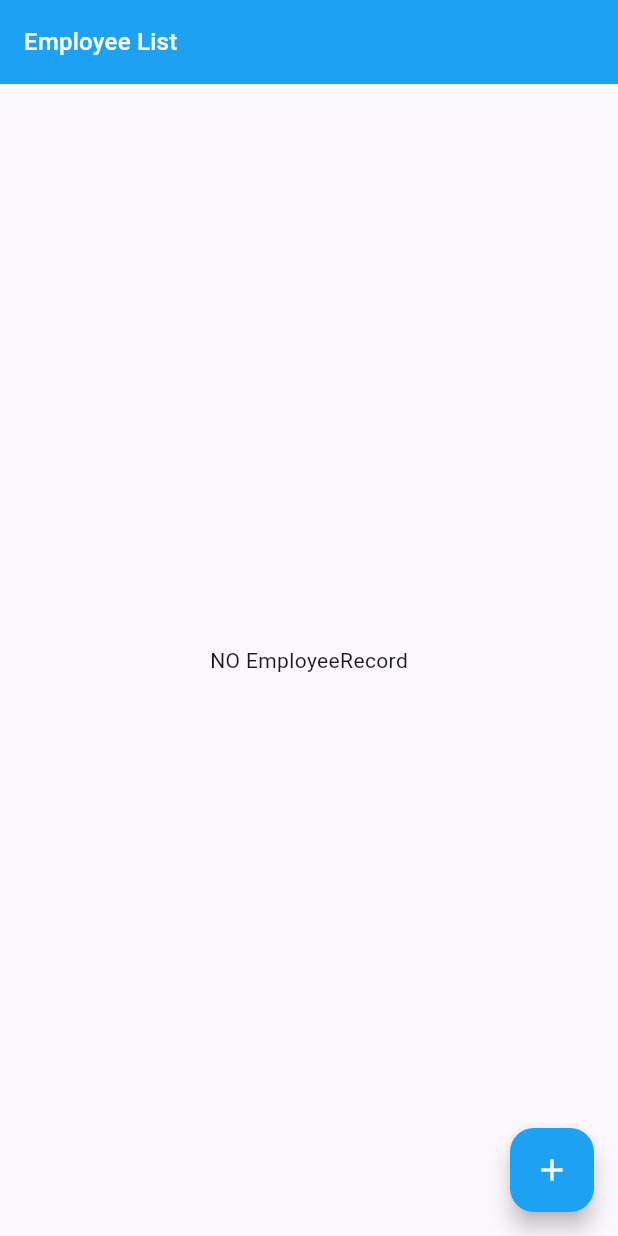
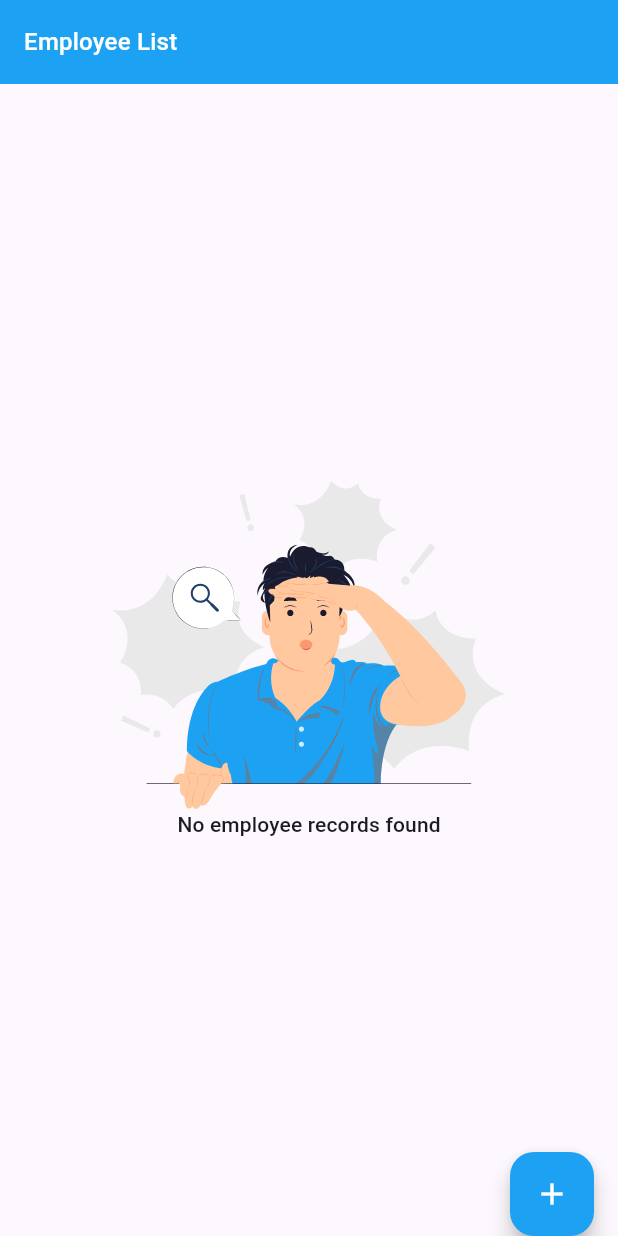
Before and after one commit to Rahul9638/todo_app, a Flutter app: the screen it shows after launch, on a phone screen of 412 x 824 dp. Run offline on Flutter 3.47's test engine with Material 3 defaults, Android fonts, the phone set to English and light mode, and no system bars; our stand-ins replace flutter_bloc, flutter_svg, shared_preferences.

Commit message:
added delete interaction

```diff
--- a/lib/main.dart
+++ b/lib/main.dart
@@ -17,8 +17,9 @@ class MyApp extends StatelessWidget {
   @override
   Widget build(BuildContext context) {
     return BlocProvider<EmployeeBloc>(
-      create: (context) => EmployeeBloc(EmployeeRepository()),
+      create: (BuildContext context) => EmployeeBloc(EmployeeRepository()),
       child: MaterialApp(
+        debugShowCheckedModeBanner: false,
         navigatorKey: navigatorKey,
         initialRoute: AppRoute.home,
         theme: CustomTheme.lightTheme(),
--- a/lib/modules/employee_manager/bloc/employee_event.dart
+++ b/lib/modules/employee_manager/bloc/employee_event.dart
@@ -9,3 +9,8 @@ class AddEmployeeRequested extends EmployeeEvent {
 
   final EmployeeData data;
 }
+
+class RemoveEmployeeRequested extends EmployeeEvent {
+  RemoveEmployeeRequested({required this.index});
+  final int index;
+}
--- a/lib/modules/employee_manager/bloc/employee_state.dart
+++ b/lib/modules/employee_manager/bloc/employee_state.dart
@@ -19,3 +19,9 @@ class AddEmployeeLoading extends EmployeeState {}
 class AddEmployeeSuccess extends EmployeeState {}
 
 class AddEmployeeError extends EmployeeState {}
+
+class DeleteEmpLoading extends EmployeeState {}
+
+class DeleteEmpLoaded extends EmployeeState {}
+
+class DeleteEmpError extends EmployeeState {}
--- a/lib/modules/employee_manager/view/screen/add_employee.dart
+++ b/lib/modules/employee_manager/view/screen/add_employee.dart
@@ -51,7 +51,6 @@ class _AddEmployeePageState extends State<AddEmployeePage> {
 
   void addEmployeeListener(BuildContext context, EmployeeState state) {
     if (state is AddEmployeeLoading) {
-      // circularProgress Indicator.
     }
     if (state is AddEmployeeSuccess) {
       Navigator.of(context).pop();
@@ -158,7 +157,7 @@ class _AddEmployeePageState extends State<AddEmployeePage> {
             lastDate: DateTime(2030))
         .then((DateTime? value) {
       if (value != null) {
-        final DateFormat formatter = DateFormat('dd MMM yyyy');
+        final DateFormat formatter = DateFormat('dd MMM, yyyy');
         final String formatted = formatter.format(value);
         date.text = formatted;
         setState(() {});
--- a/lib/modules/employee_manager/view/screen/employee_dashboard.dart
+++ b/lib/modules/employee_manager/view/screen/employee_dashboard.dart
@@ -2,7 +2,8 @@ import 'package:flutter/material.dart';
 import 'package:flutter_bloc/flutter_bloc.dart';
 import 'package:todo_app/modules/config/route.dart';
 import 'package:todo_app/modules/employee_manager/bloc/employee_bloc.dart';
-import 'package:todo_app/modules/employee_manager/view/widget/employe_detail_tile.dart';
+import 'package:todo_app/modules/employee_manager/view/widget/employee_empty.dart';
+import 'package:todo_app/modules/employee_manager/view/widget/employee_loaded.dart';
 
 class EmployeeDashBoardPage extends StatefulWidget {
   const EmployeeDashBoardPage({super.key});
@@ -33,17 +34,16 @@ class _EmployeeDashBoardPageState extends State<EmployeeDashBoardPage> {
       body: BlocBuilder<EmployeeBloc, EmployeeState>(
         builder: (BuildContext context, EmployeeState state) {
           if (state is EmployeeLoaded && state.employeeData.isEmpty) {
-            return const Center(
-              child: Text('NO EmployeeRecord'),
-            );
+            return const NoEmployeeFoundWidget();
           }
           if (state is EmployeeLoaded && state.employeeData.isNotEmpty) {
             return Column(
-                children: List<Widget>.generate(state.employeeData.length,
-                    (int index) {
-              return EmployeeDetail(
-                  employeeData: state.employeeData[index], index: index);
-            }));
+              children: [
+                Expanded(
+                    child: EmployeeList(state: state)),
+                categoryLabel(theme, 'Swip left to delete'),
+              ],
+            );
           }
           if (state is EmployeeLoading) {
             return const Center(
@@ -53,6 +53,7 @@ class _EmployeeDashBoardPageState extends State<EmployeeDashBoardPage> {
           return Container();
         },
       ),
+      floatingActionButtonLocation: FloatingActionButtonLocation.endDocked,
       floatingActionButton: FloatingActionButton(
         onPressed: () {
           Navigator.of(context).pushNamed(AppRoute.addEmployee);
@@ -61,4 +62,20 @@ class _EmployeeDashBoardPageState extends State<EmployeeDashBoardPage> {
       ),
     );
   }
+
+  Widget categoryLabel(ThemeData theme, String label) {
+    return Container(
+      height: 95,
+      width: MediaQuery.of(context).size.width,
+      padding: EdgeInsets.all(16),
+      color: theme.colorScheme.outlineVariant,
+      child: Text(
+        label,
+        style: theme.textTheme.titleMedium?.copyWith(
+            fontSize: 16,
+            fontWeight: FontWeight.w500,
+            color: theme.colorScheme.outline),
+      ),
+    );
+  }
 }
--- /dev/null
+++ b/lib/modules/employee_manager/view/widget/employee_empty.dart
@@ -0,0 +1,24 @@
+import 'package:flutter/material.dart';
+import 'package:flutter_svg/svg.dart';
+import 'package:todo_app/modules/utils/svg_assets.dart';
+
+class NoEmployeeFoundWidget extends StatelessWidget {
+  const NoEmployeeFoundWidget({super.key});
+
+  @override
+  Widget build(BuildContext context) {
+    final ThemeData theme = Theme.of(context);
+    return Center(
+      child: Column(
+        mainAxisAlignment: MainAxisAlignment.center,
+        children: <Widget>[
+          SvgPicture.asset(SvgAssetPath.noEmployee),
+          Text(
+            'No employee records found',
+            style: theme.textTheme.titleSmall,
+          )
+        ],
+      ),
+    );
+  }
+}
--- /dev/null
+++ b/lib/modules/utils/svg_assets.dart
@@ -0,0 +1,4 @@
+class SvgAssetPath {
+  static const String noEmployee = 'assets/svg/no_employee.svg';
+  static const String delete = 'assets/svg/delete.svg';
+}
--- a/pubspec.yaml
+++ b/pubspec.yaml
@@ -38,6 +38,7 @@ dependencies:
   intl: ^0.19.0
   shared_preferences: ^2.2.2
   flutter_bloc: ^8.1.3
+  flutter_svg: ^2.0.9
 
 dev_dependencies:
   flutter_test:
@@ -62,9 +63,8 @@ flutter:
   uses-material-design: true
 
   # To add assets to your application, add an assets section, like this:
-  # assets:
-  #   - images/a_dot_burr.jpeg
-  #   - images/a_dot_ham.jpeg
+  assets:
+    - assets/svg/
 
   # An image asset can refer to one or more resolution-specific "variants", see
   # https://flutter.dev/assets-and-images/#resolution-aware
```
Also changed, not shown: lib/modules/employee_manager/bloc/employee_bloc.dart (+25 -3 lines), lib/modules/employee_manager/view/widget/employe_detail_tile.dart (+18 -5 lines), lib/modules/employee_manager/view/widget/employee_loaded.dart (added, +91 -0 lines), assets/svg/calendar.svg (added), assets/svg/delete.svg (added), assets/svg/no_employee.svg (added), pubspec.lock.
